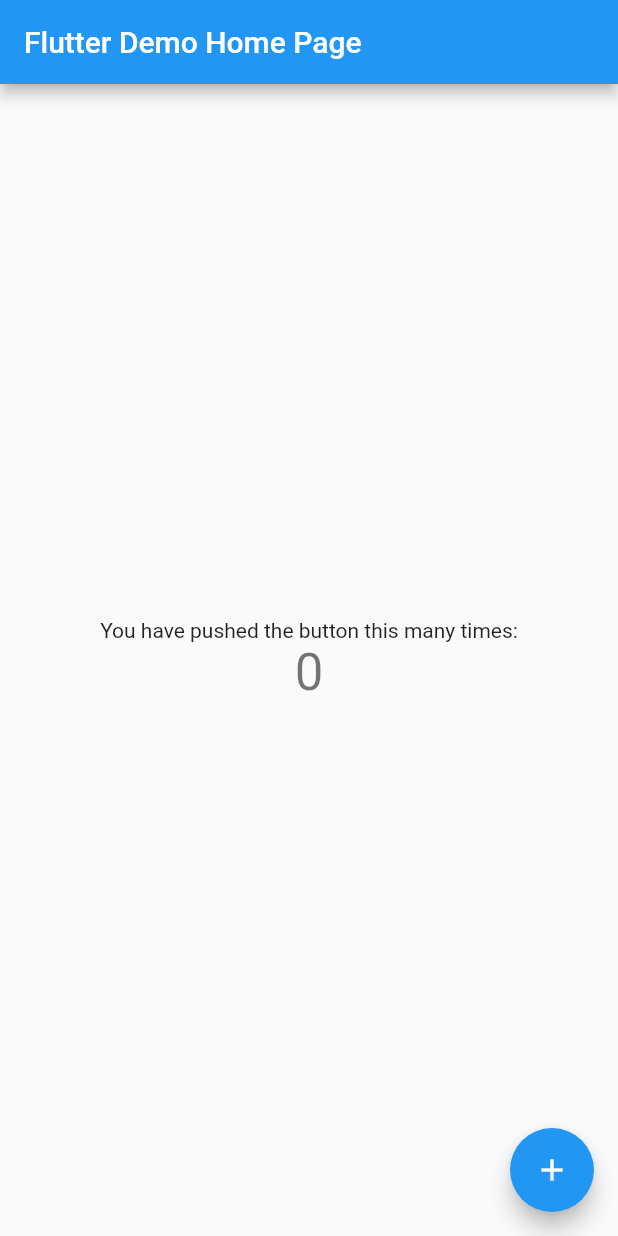
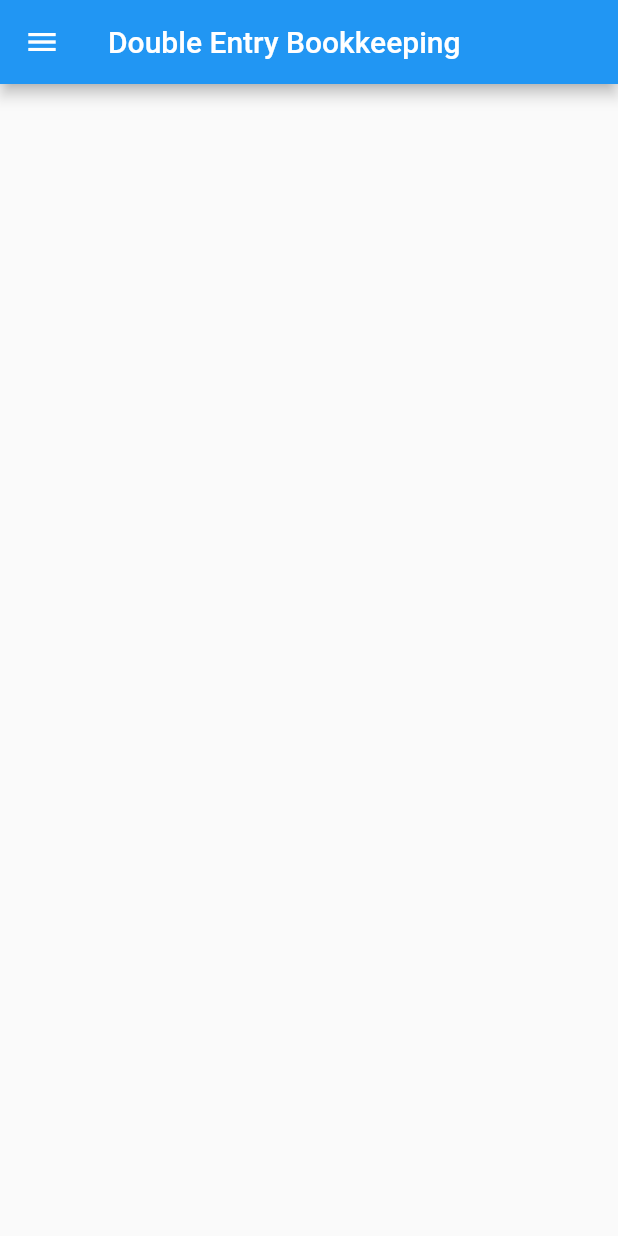
Before and after one commit to guojiex/double_entry_bookkeeping, a Flutter app: the screen it shows after launch, on a phone screen of 412 x 824 dp. Run offline on Flutter 3.47's test engine with Material 2 defaults, Android fonts, the phone set to English and light mode, and no system bars.

Commit message:
Refactor main page.

```diff
--- a/lib/main.dart
+++ b/lib/main.dart
@@ -1,95 +1,29 @@
 import 'package:flutter/material.dart';
 
-void main() => runApp(MyApp());
-
-class MyApp extends StatelessWidget {
-  // This widget is the root of your application.
-  @override
-  Widget build(BuildContext context) {
-    return MaterialApp(
-      title: 'Flutter Demo',
-      theme: ThemeData(
-        // This is the theme of your application.
-        //
-        // Try running your application with "flutter run". You'll see the
-        // application has a blue toolbar. Then, without quitting the app, try
-        // changing the primarySwatch below to Colors.green and then invoke
-        // "hot reload" (press "r" in the console where you ran "flutter run",
-        // or simply save your changes to "hot reload" in a Flutter IDE).
-        // Notice that the counter didn't reset back to zero; the application
-        // is not restarted.
-        primarySwatch: Colors.blue,
-      ),
-      home: MyHomePage(title: 'Flutter Demo Home Page'),
-    );
-  }
-}
-
-class MyHomePage extends StatefulWidget {
-  MyHomePage({Key key, this.title}) : super(key: key);
-
-  // This widget is the home page of your application. It is stateful, meaning
-  // that it has a State object (defined below) that contains fields that affect
-  // how it looks.
-
-  // This class is the configuration for the state. It holds the values (in this
-  // case the title) provided by the parent (in this case the App widget) and
-  // used by the build method of the State. Fields in a Widget subclass are
-  // always marked "final".
-
-  final String title;
-
-  @override
-  _MyHomePageState createState() => _MyHomePageState();
-}
-
-class _MyHomePageState extends State<MyHomePage> {
-  int _counter = 0;
-
-  void _incrementCounter() {
-    setState(() {
-      // This call to setState tells the Flutter framework that something has
-      // changed in this State, which causes it to rerun the build method below
-      // so that the display can reflect the updated values. If we changed
-      // _counter without calling setState(), then the build method would not be
-      // called again, and so nothing would appear to happen.
-      _counter++;
-    });
-  }
-
-  @override
-  Widget build(BuildContext context) {
-    // This method is rerun every time setState is called, for instance as done
-    // by the _incrementCounter method above.
-    //
-    // The Flutter framework has been optimized to make rerunning build methods
-    // fast, so that you can just rebuild anything that needs updating rather
-    // than having to individually change instances of widgets.
-    return Scaffold(
-      appBar: AppBar(
-        // Here we take the value from the MyHomePage object that was created by
-        // the App.build method, and use it to set our appbar title.
-        title: Text(widget.title),
-      ),
-      body: Center(
-        child: Column(
-          mainAxisAlignment: MainAxisAlignment.center,
-          children: <Widget>[
-            Text(
-              'You have pushed the button this many times:',
-            ),
-            Text(
-              '$_counter',
-              style: Theme.of(context).textTheme.display1,
-            ),
-          ],
+void main() {
+  runApp(
+    new MaterialApp(
+      title: "Friendlychat",
+      home: new Scaffold(
+        appBar: new AppBar(
+          title: new Text("Double Entry Bookkeeping"),
+        ),
+        drawer: new Drawer(
+          child: new Column(
+              children: <Widget>[
+                const UserAccountsDrawerHeader(
+                  accountName: const Text('JG'),
+                  accountEmail: const Text('jiexing.jg@gmail.com'),
+                  currentAccountPicture: const CircleAvatar(
+                    backgroundImage: const NetworkImage(
+                        'https://avatars2.githubusercontent.com/u/5022480?s=400&u=4e1d662c77ac14e14f7a0387aca08728a22ee587&v=4'),
+                  ),
+                  margin: EdgeInsets.zero,
+                )
+              ]
+          ),
         ),
       ),
-      floatingActionButton: FloatingActionButton(
-        onPressed: _incrementCounter,
-        tooltip: 'Increment',
-        child: Icon(Icons.add),
-      ), // This trailing comma makes auto-formatting nicer for build methods.
-    );
-  }
+    ),
+  );
 }
--- a/lib/model/account.dart
+++ b/lib/model/account.dart
@@ -12,4 +12,5 @@ class Account {
   // For example "Assets:Cash"
   String name;
   AccountType type;
+  int accountId;
 }
```
Also changed, not shown: lib/ui/create_journal_page.dart (added), pubspec.lock, 1 other file.
